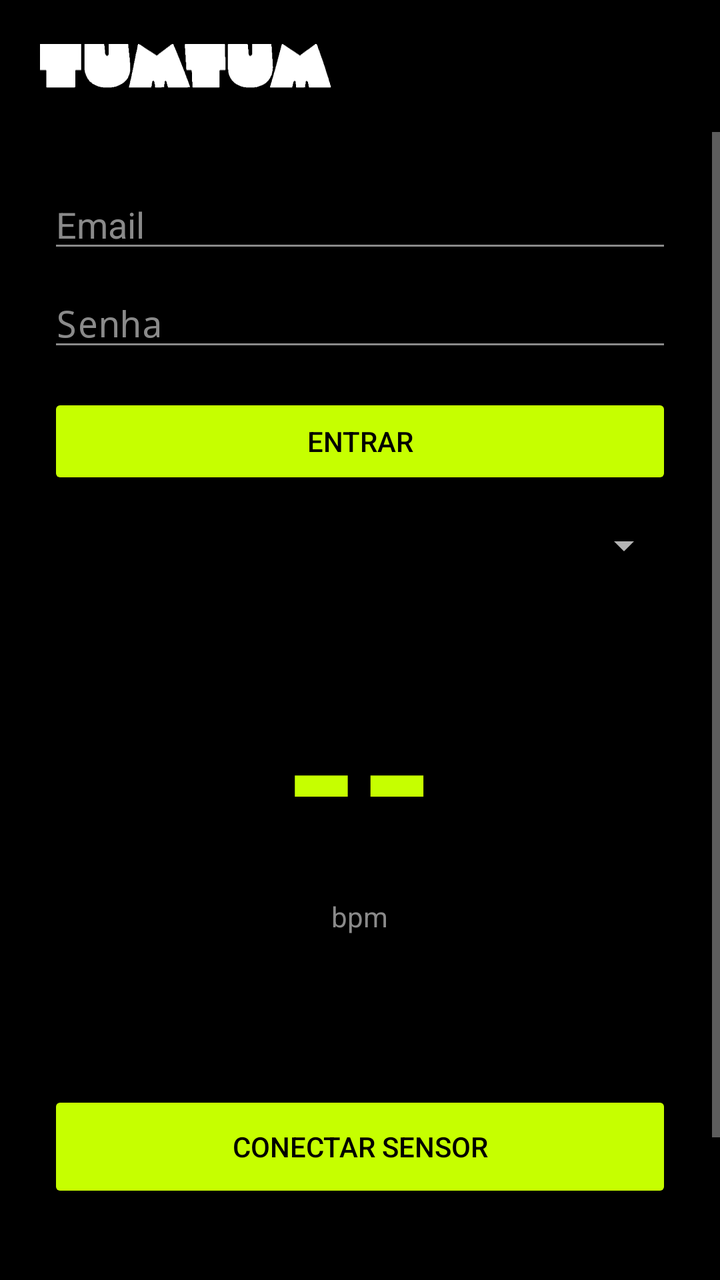
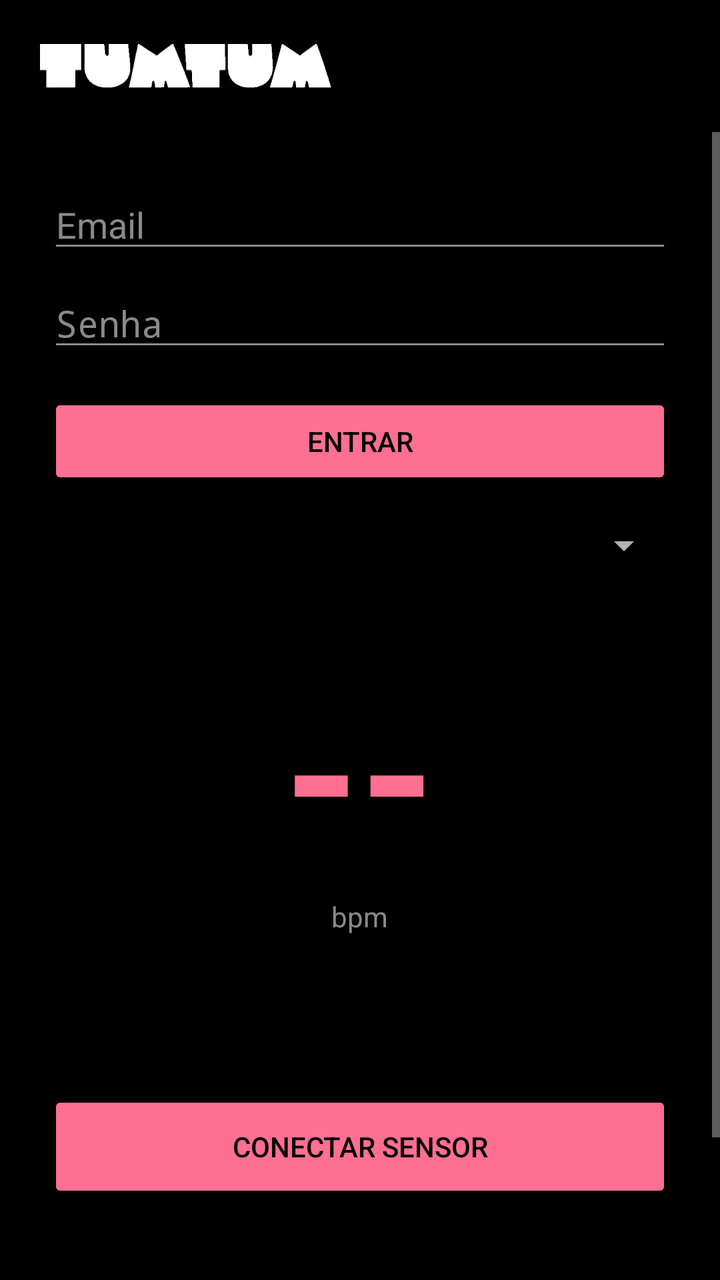

Two renders of the same Android screen: before a commit and after it. Below are the layout's source before the change and the commit's diff.
<!-- AndroidManifest.xml: application theme android:Theme.Material.NoActionBar -->
<!-- res/layout/activity_main.xml -->
<?xml version="1.0" encoding="utf-8"?>
<LinearLayout xmlns:android="http://schemas.android.com/apk/res/android"
    android:layout_width="match_parent"
    android:layout_height="match_parent"
    android:orientation="vertical"
    android:background="@color/tumtum_black">

    <include layout="@layout/topbar" />

    <ScrollView
        android:layout_width="match_parent"
        android:layout_height="0dp"
        android:layout_weight="1"
        android:fillViewport="true">

    <LinearLayout
        android:layout_width="match_parent"
        android:layout_height="wrap_content"
        android:orientation="vertical"
        android:gravity="center"
        android:padding="24dp">

        
        <ImageView
            android:id="@+id/loginLogo"
            android:layout_width="wrap_content"
            android:layout_height="44dp"
            android:layout_marginBottom="40dp"
            android:adjustViewBounds="true"
            android:visibility="gone"
            android:contentDescription="@string/app_name"
            android:src="@drawable/wordmark" />

        
        <EditText
            android:id="@+id/email"
            android:layout_width="match_parent"
            android:layout_height="wrap_content"
            android:hint="@string/email"
            android:inputType="textEmailAddress"
            android:textColor="@color/tumtum_white"
            android:textColorHint="@color/tumtum_muted"
            android:backgroundTint="@color/tumtum_muted" />

        <EditText
            android:id="@+id/password"
            android:layout_width="match_parent"
            android:layout_height="wrap_content"
            android:layout_marginTop="8dp"
            android:hint="@string/password"
            android:inputType="textPassword"
            android:textColor="@color/tumtum_white"
            android:textColorHint="@color/tumtum_muted"
            android:backgroundTint="@color/tumtum_muted" />

        <Button
            android:id="@+id/login"
            android:layout_width="match_parent"
            android:layout_height="wrap_content"
            android:layout_marginTop="16dp"
            android:text="@string/sign_in"
            android:textColor="@color/tumtum_black"
            android:backgroundTint="@color/tumtum_lime" />

        
        
        <TextView
            android:id="@+id/eventLabel"
            android:layout_width="match_parent"
            android:layout_height="wrap_content"
            android:layout_marginTop="8dp"
            android:textSize="13sp"
            android:visibility="gone"
            android:textColor="@color/tumtum_muted" />

        <Spinner
            android:id="@+id/eventPicker"
            android:layout_width="match_parent"
            android:layout_height="wrap_content"
            android:layout_marginTop="4dp"
            android:minHeight="48dp"
            android:popupBackground="@color/tumtum_black" />

        <TextView
            android:id="@+id/bpm"
            android:layout_width="wrap_content"
            android:layout_height="wrap_content"
            android:layout_marginTop="24dp"
            android:text="--"
            android:textSize="96sp"
            android:textStyle="bold"
            android:textColor="@color/tumtum_lime" />

        <TextView
            android:id="@+id/bpmLabel"
            android:layout_width="wrap_content"
            android:layout_height="wrap_content"
            android:text="@string/bpm"
            android:textSize="14sp"
            android:textColor="@color/tumtum_muted" />

        <TextView
            android:id="@+id/status"
            android:layout_width="match_parent"
            android:layout_height="wrap_content"
            android:layout_marginTop="24dp"
            android:gravity="center"
            android:textSize="16sp"
            android:textColor="@color/tumtum_white" />

        
        <TextView
            android:id="@+id/sessionNotice"
            android:layout_width="match_parent"
            android:layout_height="wrap_content"
            android:layout_marginTop="12dp"
            android:gravity="center"
            android:textSize="13sp"
            android:visibility="gone"
            android:textColor="@color/tumtum_lime" />

        <Button
            android:id="@+id/action"
            android:layout_width="match_parent"
            android:layout_height="wrap_content"
            android:layout_marginTop="32dp"
            android:minHeight="56dp"
            android:text="@string/connect"
            android:textColor="@color/tumtum_black"
            android:backgroundTint="@color/tumtum_lime" />

        
        <TextView
            android:id="@+id/openNights"
            android:layout_width="match_parent"
            android:layout_height="wrap_content"
            android:layout_marginTop="24dp"
            android:layout_marginBottom="24dp"
            android:minHeight="48dp"
            android:gravity="center"
            android:paddingTop="12dp"
            android:paddingBottom="12dp"
            android:text="@string/open_nights"
            android:textSize="15sp"
            android:textColor="@color/tumtum_lime" />
    </LinearLayout>
    </ScrollView>
</LinearLayout>
<!-- res/layout/topbar.xml (included above) -->
<?xml version="1.0" encoding="utf-8"?>
<LinearLayout xmlns:android="http://schemas.android.com/apk/res/android"
    android:id="@+id/topbar"
    android:layout_width="match_parent"
    android:layout_height="wrap_content"
    android:orientation="horizontal"
    android:gravity="center_vertical"
    android:paddingStart="20dp"
    android:paddingEnd="8dp"
    android:paddingTop="10dp"
    android:paddingBottom="10dp"
    android:background="@color/tumtum_black">

    
    <ImageView
        android:id="@+id/topLogo"
        android:layout_width="wrap_content"
        android:layout_height="46dp"
        android:paddingTop="12dp"
        android:paddingBottom="12dp"
        android:paddingEnd="12dp"
        android:adjustViewBounds="true"
        android:contentDescription="@string/app_name"
        android:src="@drawable/wordmark" />

    <Space
        android:layout_width="0dp"
        android:layout_height="1dp"
        android:layout_weight="1" />

    <TextView
        android:id="@+id/menuButton"
        android:layout_width="wrap_content"
        android:layout_height="wrap_content"
        android:minWidth="48dp"
        android:minHeight="48dp"
        android:gravity="center"
        android:text="@string/menu_glyph"
        android:textSize="22sp"
        android:visibility="gone"
        android:textColor="@color/tumtum_white" />
</LinearLayout>
<!-- resources referenced by this layout -->
<resources>
  <color name="tumtum_black">#FF000000</color>
  <color name="tumtum_lime">#FFC6FF00</color>
  <color name="tumtum_muted">#FF8A8A8A</color>
  <color name="tumtum_white">#FFFFFFFF</color>
  <!-- drawable wordmark: vector/xml drawable (drawable, 5727 chars, omitted) -->
  <string name="app_name">TumTum</string>
  <string name="bpm">bpm</string>
  <string name="connect">Conectar sensor</string>
  <string name="email">Email</string>
  <string name="menu_glyph">☰</string>
  <string name="open_nights">Minhas noites</string>
  <string name="password">Senha</string>
  <string name="sign_in">Entrar</string>
</resources>

<!-- the commit's change to res/layout/activity_main.xml (unified diff, before → after) -->
@@ -60,7 +60,7 @@
             android:layout_marginTop="16dp"
             android:text="@string/sign_in"
             android:textColor="@color/tumtum_black"
-            android:backgroundTint="@color/tumtum_lime" />
+            android:backgroundTint="@color/tumtum_pink" />
 
         
         
@@ -89,7 +89,7 @@
             android:text="--"
             android:textSize="96sp"
             android:textStyle="bold"
-            android:textColor="@color/tumtum_lime" />
+            android:textColor="@color/tumtum_pink" />
 
         <TextView
             android:id="@+id/bpmLabel"
@@ -117,7 +117,7 @@
             android:gravity="center"
             android:textSize="13sp"
             android:visibility="gone"
-            android:textColor="@color/tumtum_lime" />
+            android:textColor="@color/tumtum_pink" />
 
         <Button
             android:id="@+id/action"
@@ -127,7 +127,7 @@
             android:minHeight="56dp"
             android:text="@string/connect"
             android:textColor="@color/tumtum_black"
-            android:backgroundTint="@color/tumtum_lime" />
+            android:backgroundTint="@color/tumtum_pink" />
 
         
         <TextView
@@ -142,7 +142,7 @@
             android:paddingBottom="12dp"
             android:text="@string/open_nights"
             android:textSize="15sp"
-            android:textColor="@color/tumtum_lime" />
+            android:textColor="@color/tumtum_pink" />
     </LinearLayout>
     </ScrollView>
 </LinearLayout>
<!-- resource entries referenced after the edit -->
@@ -1,8 +1,8 @@
 <!-- resources referenced by this layout -->
 <resources>
   <color name="tumtum_black">#FF000000</color>
-  <color name="tumtum_lime">#FFC6FF00</color>
   <color name="tumtum_muted">#FF8A8A8A</color>
+  <color name="tumtum_pink">#FFFF6F91</color>
   <color name="tumtum_white">#FFFFFFFF</color>
   <!-- drawable wordmark: vector/xml drawable (drawable, 5727 chars, omitted) -->
   <string name="app_name">TumTum</string>
